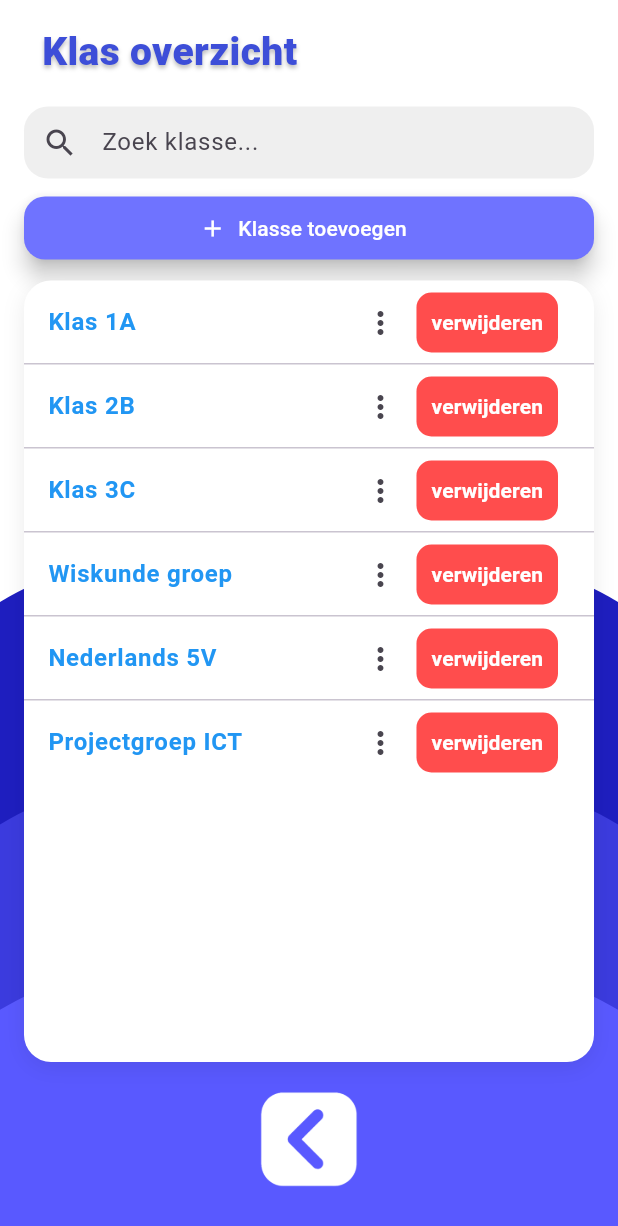
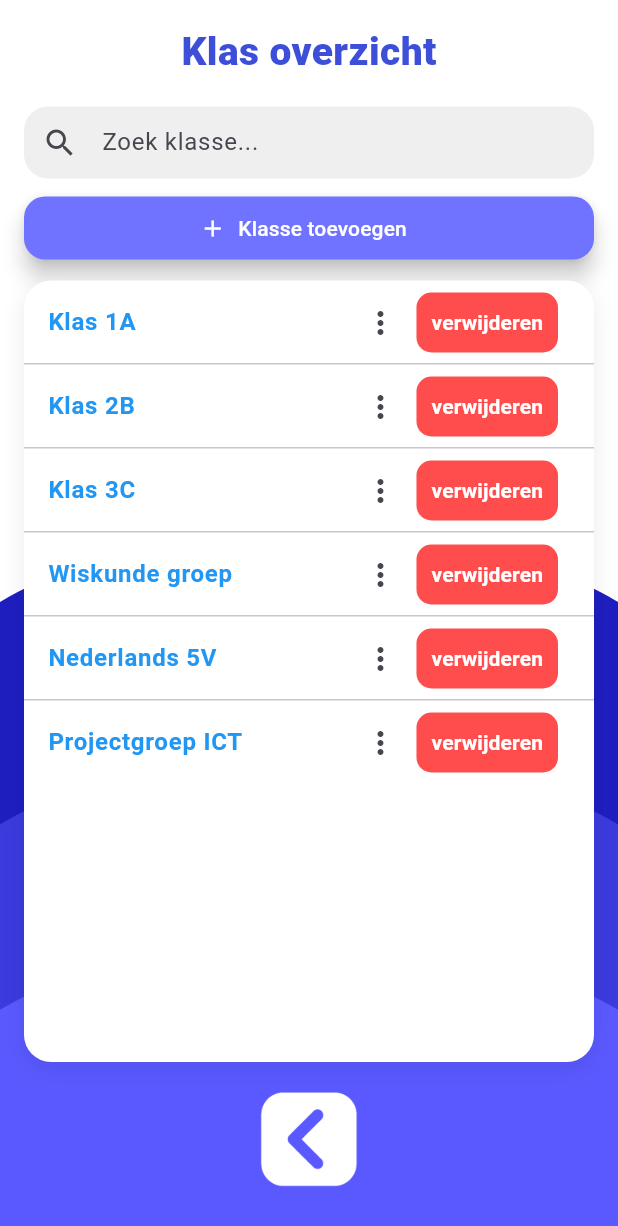
Before and after one commit to ArvidGrob/pro_chatbot, a Flutter app: the ClassOverviewPage widget shown alone on an empty page, opened directly, on a phone screen of 412 x 824 dp. Shown: the top 1226 px of the screen. Run offline on Flutter 3.47's test engine with Material 3 defaults, Android fonts, the phone set to English and light mode, and no system bars; our stand-ins replace file_picker, image_picker, speech_to_text; missing offline and left inert: record; accounts and stored records are empty.

Commit message:
Update class_overview

```diff
--- a/pro_chatbot/lib/admindashboard/class_overview.dart
+++ b/pro_chatbot/lib/admindashboard/class_overview.dart
@@ -70,25 +70,15 @@ class _ClassOverviewPageState extends State<ClassOverviewPage> {
               child: Column(
                 children: [
                   // Header
-                  Row(
-                    children: const [
-                      SizedBox(width: 12),
-                      Text(
+                  Center(
+                    child: const Text(
                       'Klas overzicht',
                       style: TextStyle(
                         color: Color(0xFF3D4ED8),
                         fontSize: 26,
                         fontWeight: FontWeight.w800,
-                          shadows: [
-                            Shadow(
-                              offset: Offset(0, 2),
-                              blurRadius: 3,
-                              color: Colors.black26,
-                            ),
-                          ],
                       ),
                     ),
-                    ],
                   ),
                   const SizedBox(height: 18),
 
```
Lines whose indentation alone changed are shown as unchanged.
